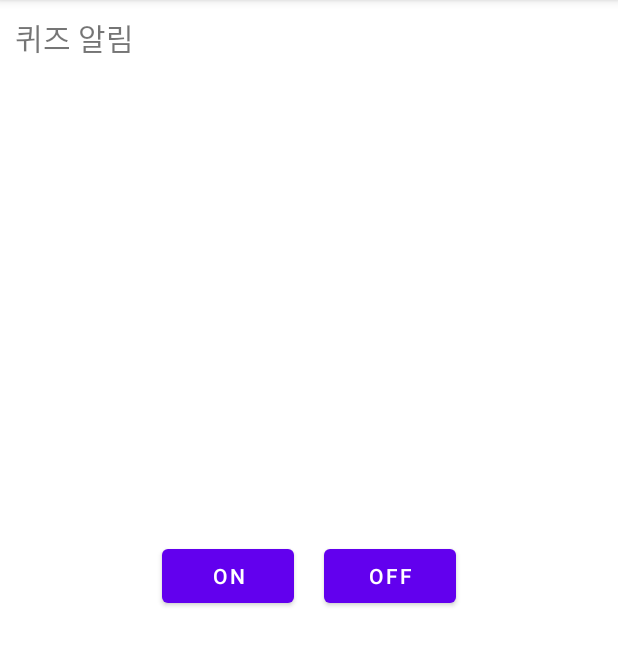
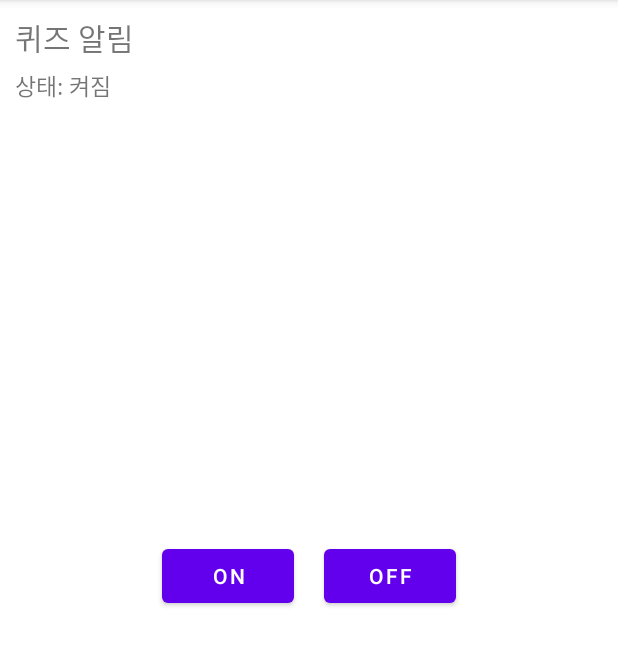
Before and after one commit to Profrog/maeju_test, an Android app: the ReserveActivity_quiz screen opened directly, with no data from a screen before it, after a tap on "ON", on a phone screen of 412 x 824 dp, the part 84-750 px from its top. Run offline under Robolectric (Android 15) with nearby library versions, the phone set to English and light mode, and no system bars; network calls fail.

Commit message:
예약 알람 완성

```diff
--- a/app/src/main/java/com/example/logintest/ReserveActivity_quiz.java
+++ b/app/src/main/java/com/example/logintest/ReserveActivity_quiz.java
@@ -11,6 +11,7 @@ import android.os.Build;
 import android.os.Bundle;
 import android.view.View;
 import android.widget.Button;
+import android.widget.TextView;
 import android.widget.Toast;
 
 import androidx.appcompat.app.AppCompatActivity;
@@ -29,11 +30,24 @@ public class ReserveActivity_quiz extends AppCompatActivity {
         setContentView(R.layout.reserve_quiz);
         Calendar calendar = Calendar.getInstance();
 
+        //알람 확인
+        TextView status=(TextView) findViewById(R.id.status);
+
+        Intent alarmIntent = new Intent(this, AlarmReceiver_quiz.class);
+        PendingIntent pendingIntent = PendingIntent.getBroadcast(this, 0, alarmIntent, PendingIntent.FLAG_NO_CREATE);
+
+        if(pendingIntent==null){
+            status.setText("상태: 꺼짐");
+        }
+        else{
+            status.setText("상태: 켜짐");
+        }
+
         Button buttonOn = (Button) findViewById(R.id.buttonOn);
         buttonOn.setOnClickListener(new View.OnClickListener() {
             @Override
             public void onClick(View arg0) {
-
+                status.setText("상태: 켜짐");
                 dailyNotify=true;
                 calendar.setTimeInMillis(System.currentTimeMillis());
                 calendar.set(Calendar.DAY_OF_WEEK,Calendar.FRIDAY);
@@ -64,7 +78,7 @@ public class ReserveActivity_quiz extends AppCompatActivity {
             @Override
             public void onClick(View arg0) {
                 dailyNotify=false;
-
+                status.setText("상태: 꺼짐");
                 diaryNotification(calendar);
             }
         });
@@ -81,7 +95,7 @@ public class ReserveActivity_quiz extends AppCompatActivity {
         if (dailyNotify) {
             if (alarmManager != null) {
                 //long interval=1000*60;//1s=1000, 1m=1000*60, 1h=1000*60*60//AlarmManager.INTERVAL_DAY*7
-                alarmManager.setRepeating(AlarmManager.RTC_WAKEUP, calendar.getTimeInMillis(),AlarmManager.INTERVAL_DAY*7, pendingIntent);
+                alarmManager.setRepeating(AlarmManager.RTC_WAKEUP, calendar.getTimeInMillis(),1000*60, pendingIntent);
             }
 
             // 부팅 후 실행되는 리시버 사용가능하게 설정
@@ -93,6 +107,7 @@ public class ReserveActivity_quiz extends AppCompatActivity {
             if(alarmManager!=null){
                 Toast.makeText(getApplicationContext(), "알람이 해제되었습니다!", Toast.LENGTH_SHORT).show();
                 alarmManager.cancel(pendingIntent);
+                pendingIntent.cancel();
             }
             // 부팅 후 실행되는 리시버 사용가능하게 설정
             pm.setComponentEnabledSetting(receiver,
--- a/app/src/main/res/layout/reserve_quiz.xml
+++ b/app/src/main/res/layout/reserve_quiz.xml
@@ -17,8 +17,18 @@
         android:layout_marginTop="10dp"
         android:text="퀴즈 알림"
         android:textSize="20dp"
+        android:id="@+id/text"
         />
-
+    <TextView
+        android:layout_width="wrap_content"
+        android:layout_height="wrap_content"
+        app:layout_constraintTop_toBottomOf="@id/text"
+        app:layout_constraintLeft_toLeftOf="@id/text"
+        android:layout_marginTop="5dp"
+        android:textSize="15dp"
+        android:text="상태: "
+        android:id="@+id/status"
+        />
     <Button
         android:text="on"
         android:layout_width="wrap_content"
```
Also changed, not shown: app/src/main/java/com/example/logintest/ReserveActivity_attend.java (+20 -1 lines), app/src/main/res/layout/reserve_attend.xml (+12 -1 lines).
